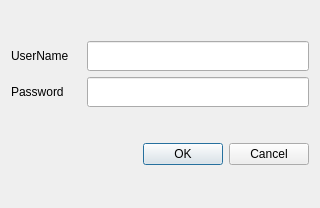
Above: ui/ui_login.ui from gltn/stdm before the change. Below: the same form after it.
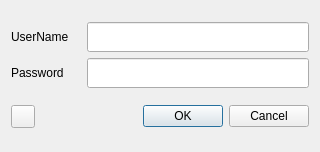
That is the form after the change. Icons and pictures are not drawn.

Commit message: Modify server settings in Login dialog.

```diff
--- a/ui/ui_login.ui
+++ b/ui/ui_login.ui
@@ -7,20 +7,59 @@
     <x>0</x>
     <y>0</y>
     <width>320</width>
-    <height>208</height>
+    <height>152</height>
    </rect>
   </property>
   <property name="maximumSize">
    <size>
     <width>320</width>
-    <height>16777215</height>
+    <height>152</height>
    </size>
   </property>
   <property name="windowTitle">
    <string>STDM Login</string>
   </property>
   <layout class="QGridLayout" name="gridLayout_2">
-   <item row="1" column="0">
+   <item row="3" column="1">
+    <widget class="QDialogButtonBox" name="btnBox">
+     <property name="standardButtons">
+      <set>QDialogButtonBox::Cancel|QDialogButtonBox::Ok</set>
+     </property>
+    </widget>
+   </item>
+   <item row="3" column="0">
+    <widget class="QToolButton" name="btn_db_settings">
+     <property name="toolTip">
+      <string>Edit database server settings</string>
+     </property>
+     <property name="statusTip">
+      <string>Edit database server settings</string>
+     </property>
+     <property name="whatsThis">
+      <string>Edit database server settings</string>
+     </property>
+     <property name="text">
+      <string/>
+     </property>
+     <property name="icon">
+      <iconset resource="../resources.qrc">
+       <normaloff>:/plugins/stdm/images/icons/db_server_settings.png</normaloff>:/plugins/stdm/images/icons/db_server_settings.png</iconset>
+     </property>
+     <property name="iconSize">
+      <size>
+       <width>16</width>
+       <height>16</height>
+      </size>
+     </property>
+     <property name="checkable">
+      <bool>false</bool>
+     </property>
+     <property name="autoRaise">
+      <bool>false</bool>
+     </property>
+    </widget>
+   </item>
+   <item row="1" column="0" colspan="2">
     <layout class="QGridLayout" name="gridLayout">
      <item row="0" column="1">
       <widget class="QLineEdit" name="txtUserName">
@@ -67,14 +106,7 @@
      </item>
     </layout>
    </item>
-   <item row="2" column="0">
-    <widget class="QDialogButtonBox" name="btnBox">
-     <property name="standardButtons">
-      <set>QDialogButtonBox::Cancel|QDialogButtonBox::Ok</set>
-     </property>
-    </widget>
-   </item>
-   <item row="0" column="0">
+   <item row="0" column="0" colspan="2">
     <layout class="QVBoxLayout" name="vlNotification"/>
    </item>
   </layout>
```
Left out of the diff: 4 changed lines with no effect on the pictures. The commit also changes 5 other files.
